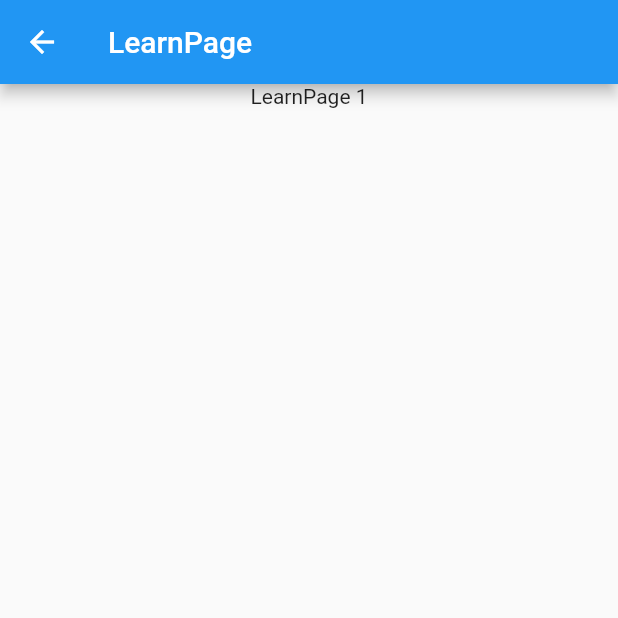
After one commit to laihaojie/flutter_learn, a Flutter app: the LearnPage screen opened by its route, on a phone screen of 412 x 824 dp, the top half of it. The commit adds this screen. Run offline on Flutter 3.47's test engine with Material 2 defaults, Android fonts, the phone set to English and light mode, and no system bars; our stand-ins replace get, getwidget.

Commit message:
chore: update

```diff
--- /dev/null
+++ b/lib/pages/learn_page/learn_controller.dart
@@ -0,0 +1,12 @@
+import 'package:get/get.dart';
+
+class LearnController extends GetxController {
+  var count = 1.obs;
+}
+
+class LearnPageBinding implements Bindings {
+  @override
+  void dependencies() {
+    Get.lazyPut<LearnController>(() => LearnController());
+  }
+}
--- /dev/null
+++ b/lib/pages/learn_page/learn_page.dart
@@ -0,0 +1,23 @@
+import 'package:flutter/material.dart';
+import 'package:flutter_learn/pages/learn_page/learn_controller.dart';
+import 'package:get/get.dart';
+
+class LearnPage extends GetView<LearnController> {
+  const LearnPage({super.key});
+
+  @override
+  Widget build(BuildContext context) {
+    return Scaffold(
+      appBar: AppBar(title: const Text('LearnPage')),
+      body: SafeArea(
+        child: Center(
+          child: Column(
+            children: [
+              Text('LearnPage ${controller.count}'),
+            ],
+          ),
+        ),
+      ),
+    );
+  }
+}
--- a/lib/routers/app_pages.dart
+++ b/lib/routers/app_pages.dart
@@ -3,6 +3,8 @@ import 'package:flutter_learn/pages/detail_page/detail_controller.dart';
 import 'package:flutter_learn/pages/detail_page/detail_page.dart';
 import 'package:flutter_learn/pages/detail_page/test1_page.dart';
 import 'package:flutter_learn/pages/detail_page/test2_page.dart';
+import 'package:flutter_learn/pages/learn_page/learn_controller.dart';
+import 'package:flutter_learn/pages/learn_page/learn_page.dart';
 import 'package:flutter_learn/pages/main_navigation_controller.dart';
 import 'package:flutter_learn/pages/main_navigation.dart';
 import 'package:get/get.dart';
@@ -34,6 +36,11 @@ class AppPages {
       page: () => DetailPage(),
       binding: DetailBinding(),
     ),
+    GetPage(
+      name: AppRouters.learn,
+      page: () => const LearnPage(),
+      binding: LearnPageBinding(),
+    ),
     GetPage(name: AppRouters.test1, page: () => const Test1Page()),
     GetPage(name: AppRouters.test2, page: () => const Test2Page()),
   ];
--- a/lib/routers/app_routers.dart
+++ b/lib/routers/app_routers.dart
@@ -9,4 +9,6 @@ abstract class AppRouters {
   static const test1 = '/test1';
 
   static const test2 = '/test2';
+
+  static const learn = '/learn';
 }
```
Also changed, not shown: lib/pages/main_navigation.dart (+10 -8 lines).
